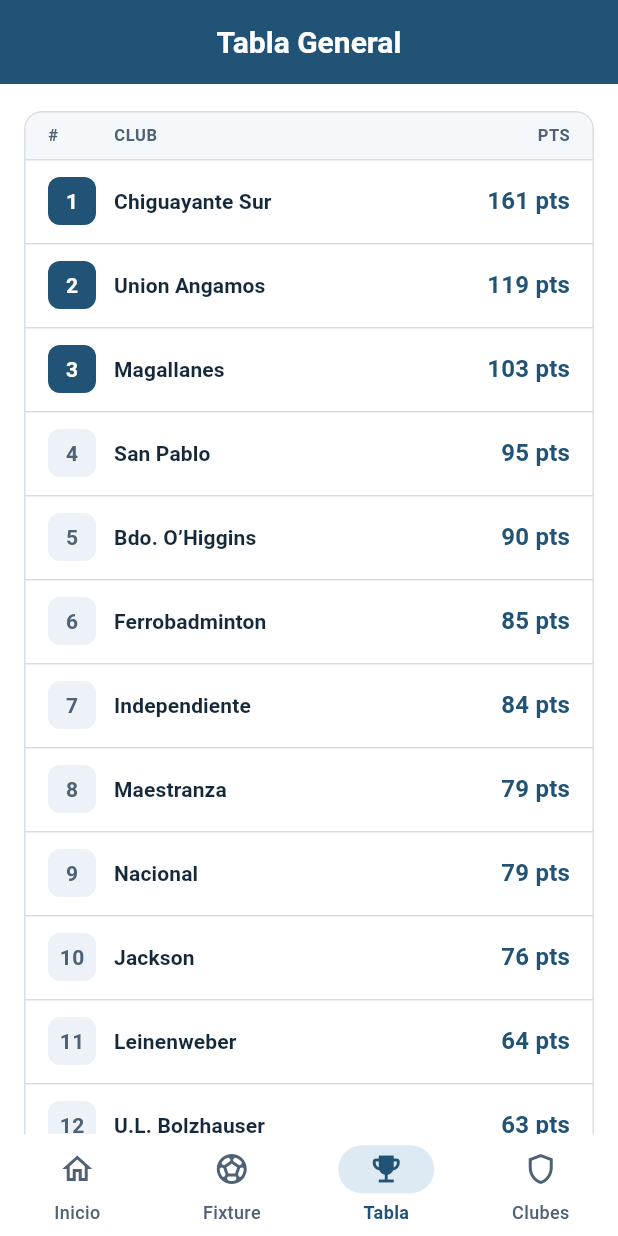
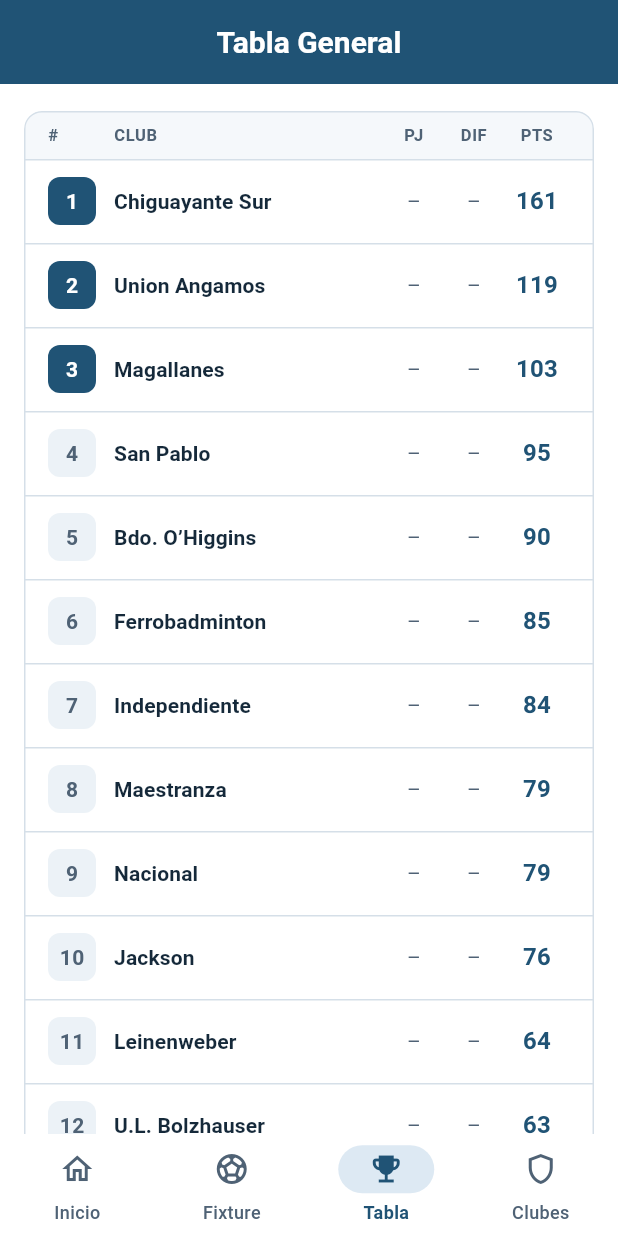
Before and after one commit to DigitalSoccer/DigitalSoccer, a Flutter app: the screen it shows after launch, item 3 of the bottom bar chosen, on a phone screen of 412 x 824 dp. Run offline on Flutter 3.47's test engine with Material 3 defaults, Android fonts, the phone set to English and light mode, and no system bars; our stand-ins replace shared_preferences.

Commit message:
Tabla general con columnas PJ, DIF y PTS
- Standing admite played y goalDifference opcionales; la fuente actual
  solo trae puntos, así que PJ y DIF muestran "–" (no se cargan valores
  inventados). DIF con signo (+5, 0, -3).
- Encabezado y filas con columnas de ancho fijo alineadas.
- Pruebas del formato, de los guiones con datos reales y de los valores
  con datos de ejemplo dentro del test (85 en total).

Co-Authored-By: Claude Opus 5.5 <noreply@anthropic.com>

```diff
--- a/lib/models/standing.dart
+++ b/lib/models/standing.dart
@@ -7,10 +7,17 @@ class Standing {
   final String team;
   final int points;
 
+  /// Partidos jugados y diferencia de goles. Opcionales: la fuente actual
+  /// solo trae puntos, y la app muestra "–" mientras no haya dato.
+  final int? played;
+  final int? goalDifference;
+
   Standing({
     required this.clubId,
     required this.team,
     required this.points,
+    this.played,
+    this.goalDifference,
   });
 
   factory Standing.fromJson(Map<String, dynamic> json) {
@@ -18,8 +25,16 @@ class Standing {
       clubId: json['clubId'] as String,
       team: json['team'] as String,
       points: json['points'] as int,
+      played: json['played'] as int?,
+      goalDifference: json['goalDifference'] as int?,
     );
   }
+}
+
+/// Diferencia de goles con signo ("+5", "-3", "0"), o "–" sin dato.
+String formatGoalDifference(int? value) {
+  if (value == null) return '–';
+  return value > 0 ? '+$value' : '$value';
 }
 
 /// Posición de un club en la tabla (1 = primero).
--- a/lib/pages/standings_page.dart
+++ b/lib/pages/standings_page.dart
@@ -71,6 +71,10 @@ class _StandingsPageState extends State<StandingsPage> {
   }
 }
 
+// Ancho de las columnas numéricas, igual en encabezado y filas.
+const double _statWidth = 40;
+const double _pointsWidth = 44;
+
 class _StandingsHeader extends StatelessWidget {
   const _StandingsHeader();
 
@@ -78,6 +82,14 @@ class _StandingsHeader extends StatelessWidget {
   Widget build(BuildContext context) {
     final style = Theme.of(context).textTheme.labelSmall?.copyWith(
           fontWeight: FontWeight.w700,
+        );
+
+    Widget column(String label, double width, String tooltip) => SizedBox(
+          width: width,
+          child: Tooltip(
+            message: tooltip,
+            child: Text(label, textAlign: TextAlign.center, style: style),
+          ),
         );
 
     return Container(
@@ -91,7 +103,9 @@ class _StandingsHeader extends StatelessWidget {
           SizedBox(width: 32, child: Text('#', style: style)),
           const SizedBox(width: AppSpacing.md),
           Expanded(child: Text('CLUB', style: style)),
-          Text('PTS', style: style),
+          column('PJ', _statWidth, 'Partidos jugados'),
+          column('DIF', _statWidth, 'Diferencia de goles'),
+          column('PTS', _pointsWidth, 'Puntos'),
         ],
       ),
     );
@@ -110,6 +124,18 @@ class _StandingRow extends StatelessWidget {
   @override
   Widget build(BuildContext context) {
     final textTheme = Theme.of(context).textTheme;
+
+    Widget stat(String value) => SizedBox(
+          width: _statWidth,
+          child: Text(
+            value,
+            textAlign: TextAlign.center,
+            style: textTheme.bodyMedium?.copyWith(
+              color: AppColors.textMuted,
+              fontFeatures: const [FontFeature.tabularFigures()],
+            ),
+          ),
+        );
 
     return DecoratedBox(
       decoration: const BoxDecoration(
@@ -132,11 +158,18 @@ class _StandingRow extends StatelessWidget {
                 style: textTheme.titleSmall,
               ),
             ),
-            Text(
-              '${standing.points} pts',
-              style: textTheme.titleMedium?.copyWith(
-                fontWeight: FontWeight.w700,
-                color: AppColors.primary,
+            stat(standing.played?.toString() ?? '–'),
+            stat(formatGoalDifference(standing.goalDifference)),
+            SizedBox(
+              width: _pointsWidth,
+              child: Text(
+                '${standing.points}',
+                textAlign: TextAlign.center,
+                style: textTheme.titleMedium?.copyWith(
+                  fontWeight: FontWeight.w700,
+                  color: AppColors.primary,
+                  fontFeatures: const [FontFeature.tabularFigures()],
+                ),
               ),
             ),
           ],
```
Also changed, not shown: 3 other files.
